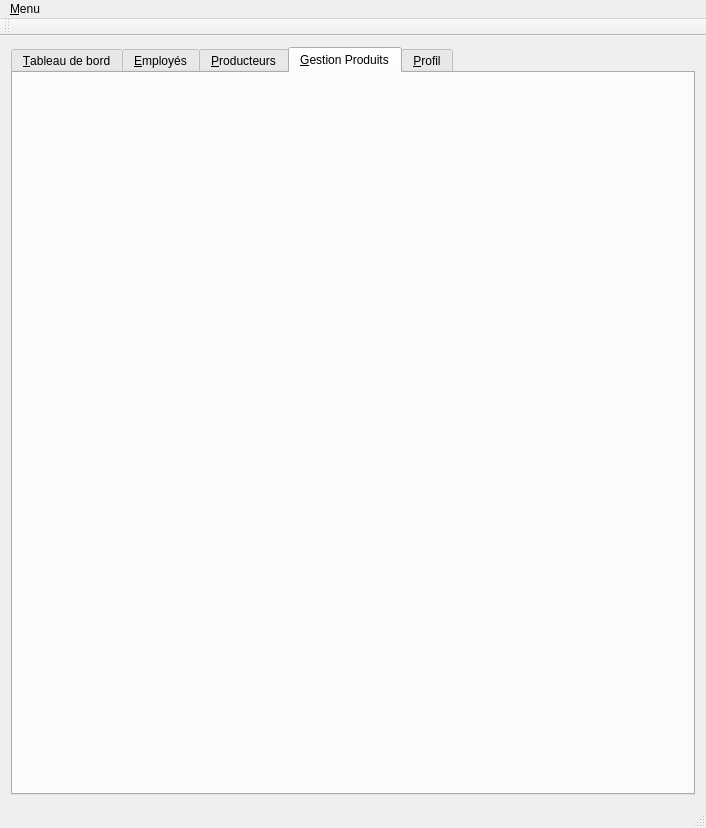
Above: mainwindow.ui from LouisVraie/circuitsCourtsBackOffice before the change. Below: the same form after it.
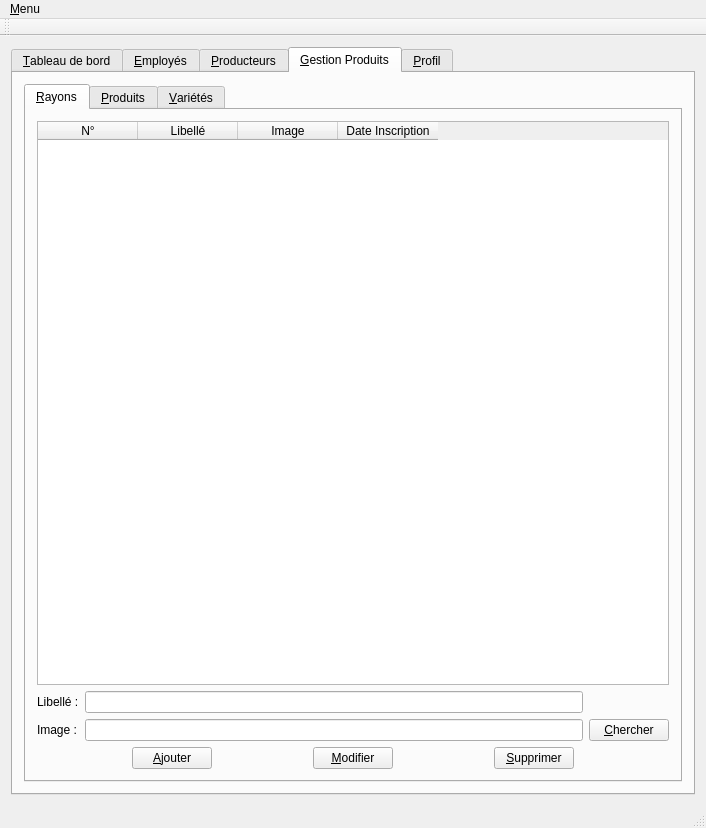
That is the form after the change. The open tabs and pages were chosen to show the change. Icons and pictures are not drawn.

Commit message: + gestionProduits.cpp & ui design du tab 'Gestion Produits'>Rayons

The edit to the form file:
```diff
--- a/mainwindow.ui
+++ b/mainwindow.ui
@@ -751,6 +751,176 @@
        <attribute name="title">
         <string>&amp;Gestion Produits</string>
        </attribute>
+       <layout class="QVBoxLayout" name="verticalLayout_10">
+        <item>
+         <widget class="QTabWidget" name="tabWidget_gestionProduits">
+          <property name="currentIndex">
+           <number>0</number>
+          </property>
+          <widget class="QWidget" name="tab_gestionProduitsRayons">
+           <attribute name="icon">
+            <iconset resource="resources.qrc">
+             <normaloff>:/images/images/inbox-multiple.png</normaloff>:/images/images/inbox-multiple.png</iconset>
+           </attribute>
+           <attribute name="title">
+            <string>&amp;Rayons</string>
+           </attribute>
+           <layout class="QVBoxLayout" name="verticalLayout_11">
+            <item>
+             <widget class="QTableWidget" name="tableWidget_gestionProduitsRayons">
+              <column>
+               <property name="text">
+                <string>N°</string>
+               </property>
+              </column>
+              <column>
+               <property name="text">
+                <string>Libellé</string>
+               </property>
+              </column>
+              <column>
+               <property name="text">
+                <string>Image</string>
+               </property>
+              </column>
+              <column>
+               <property name="text">
+                <string>Date Inscription</string>
+               </property>
+              </column>
+             </widget>
+            </item>
+            <item>
+             <layout class="QGridLayout" name="gridLayout">
+              <item row="0" column="0">
+               <widget class="QLabel" name="label_gestionProduitsRayonsLibelle">
+                <property name="text">
+                 <string>Libellé :</string>
+                </property>
+               </widget>
+              </item>
+              <item row="0" column="1">
+               <widget class="QLineEdit" name="lineEdit_gestionProduitsRayonsLibelle"/>
+              </item>
+              <item row="1" column="0">
+               <widget class="QLabel" name="label_gestionProduitsRayonsImage">
+                <property name="text">
+                 <string>Image :</string>
+                </property>
+               </widget>
+              </item>
+              <item row="1" column="1">
+               <widget class="QLineEdit" name="lineEdit_gestionProduitsRayonsImage"/>
+              </item>
+              <item row="1" column="2">
+               <widget class="QPushButton" name="pushButton_gestionProduitsRayonsImage">
+                <property name="text">
+                 <string>&amp;Chercher</string>
+                </property>
+               </widget>
+              </item>
+             </layout>
+            </item>
+            <item>
+             <layout class="QHBoxLayout" name="horizontalLayout_8">
+              <item>
+               <spacer name="horizontalSpacer_19">
+                <property name="orientation">
+                 <enum>Qt::Horizontal</enum>
+                </property>
+                <property name="sizeHint" stdset="0">
+                 <size>
+                  <width>40</width>
+                  <height>20</height>
+                 </size>
+                </property>
+               </spacer>
+              </item>
+              <item>
+               <widget class="QPushButton" name="pushButton_gestionProduitsRayonsAjouter">
+                <property name="text">
+                 <string>&amp;Ajouter</string>
+                </property>
+               </widget>
+              </item>
+              <item>
+               <spacer name="horizontalSpacer_20">
+                <property name="orientation">
+                 <enum>Qt::Horizontal</enum>
+                </property>
+                <property name="sizeHint" stdset="0">
+                 <size>
+                  <width>40</width>
+                  <height>20</height>
+                 </size>
+                </property>
+               </spacer>
+              </item>
+              <item>
+               <widget class="QPushButton" name="pushButton_gestionProduitsRayonsModifier">
+                <property name="text">
+                 <string>&amp;Modifier</string>
+                </property>
+               </widget>
+              </item>
+              <item>
+               <spacer name="horizontalSpacer_21">
+                <property name="orientation">
+                 <enum>Qt::Horizontal</enum>
+                </property>
+                <property name="sizeHint" stdset="0">
+                 <size>
+                  <width>40</width>
+                  <height>20</height>
+                 </size>
+                </property>
+               </spacer>
+              </item>
+              <item>
+               <widget class="QPushButton" name="pushButton_gestionProduitsRayonsSupprimer">
+                <property name="text">
+                 <string>&amp;Supprimer</string>
+                </property>
+               </widget>
+              </item>
+              <item>
+               <spacer name="horizontalSpacer_22">
+                <property name="orientation">
+                 <enum>Qt::Horizontal</enum>
+                </property>
+                <property name="sizeHint" stdset="0">
+                 <size>
+                  <width>40</width>
+                  <height>20</height>
+                 </size>
+                </property>
+               </spacer>
+              </item>
+             </layout>
+            </item>
+           </layout>
+          </widget>
+          <widget class="QWidget" name="tab_gestionProduitsProduits">
+           <attribute name="icon">
+            <iconset resource="resources.qrc">
+             <normaloff>:/images/images/basket.png</normaloff>:/images/images/basket.png</iconset>
+           </attribute>
+           <attribute name="title">
+            <string>&amp;Produits</string>
+           </attribute>
+          </widget>
+          <widget class="QWidget" name="tab_gestionProduitsVarietes">
+           <attribute name="icon">
+            <iconset resource="resources.qrc">
+             <normaloff>:/images/images/fruit-grapes.png</normaloff>:/images/images/fruit-grapes.png</iconset>
+           </attribute>
+           <attribute name="title">
+            <string>&amp;Variétés</string>
+           </attribute>
+          </widget>
+         </widget>
+        </item>
+       </layout>
       </widget>
       <widget class="QWidget" name="tab_profil">
        <attribute name="icon">
```
Left out of the diff: 2 changed lines with no effect on the pictures. The commit also changes 2 other files.
